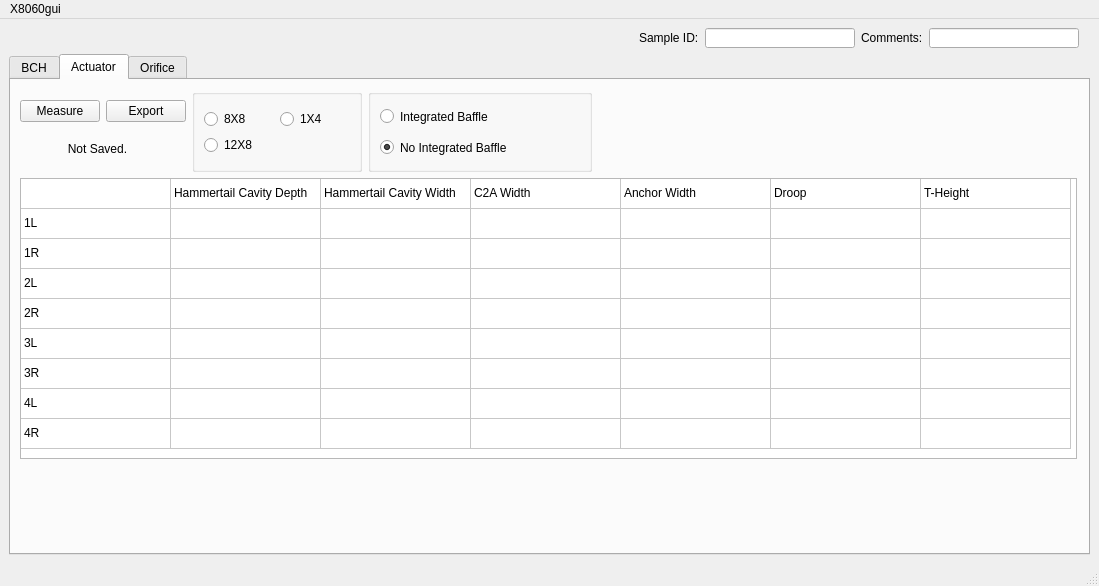
This is X8060gui.ui in Nicolas-fssw/X8060_gui as Qt 5 draws it before an edit. The edited form follows.
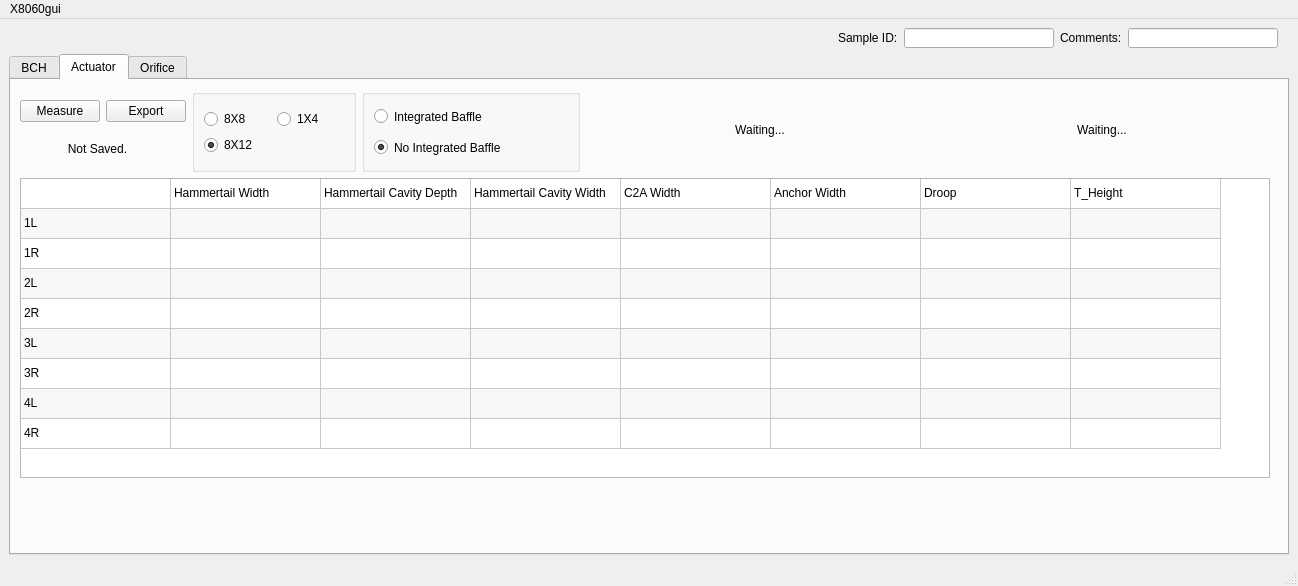
This is the edited form. The open tabs and pages were chosen to show the change. Custom widgets are drawn as their Qt base class.

The edit to the form file:
```diff
--- a/X8060gui.ui
+++ b/X8060gui.ui
@@ -6,7 +6,7 @@
    <rect>
     <x>0</x>
     <y>0</y>
-    <width>1099</width>
+    <width>1298</width>
     <height>586</height>
    </rect>
   </property>
@@ -1153,19 +1153,6 @@
         <string>Actuator</string>
        </attribute>
        <layout class="QGridLayout" name="gridLayout_6">
-        <item row="0" column="3">
-         <spacer name="horizontalSpacer_6">
-          <property name="orientation">
-           <enum>Qt::Horizontal</enum>
-          </property>
-          <property name="sizeHint" stdset="0">
-           <size>
-            <width>40</width>
-            <height>20</height>
-           </size>
-          </property>
-         </spacer>
-        </item>
         <item row="0" column="0">
          <layout class="QGridLayout" name="gridLayout_4">
           <item row="0" column="0">
@@ -1215,82 +1202,6 @@
           </item>
          </layout>
         </item>
-        <item row="0" column="1">
-         <widget class="QGroupBox" name="groupBox_6">
-          <property name="minimumSize">
-           <size>
-            <width>140</width>
-            <height>68</height>
-           </size>
-          </property>
-          <property name="title">
-           <string/>
-          </property>
-          <layout class="QGridLayout" name="gridLayout_20">
-           <item row="0" column="0">
-            <layout class="QGridLayout" name="gridLayout_5">
-             <item row="0" column="0">
-              <widget class="QRadioButton" name="eightbyeight_2">
-               <property name="minimumSize">
-                <size>
-                 <width>70</width>
-                 <height>20</height>
-                </size>
-               </property>
-               <property name="text">
-                <string>8X8</string>
-               </property>
-               <property name="checked">
-                <bool>false</bool>
-               </property>
-               <property name="autoExclusive">
-                <bool>true</bool>
-               </property>
-              </widget>
-             </item>
-             <item row="1" column="0">
-              <widget class="QRadioButton" name="twelvebyeight_2">
-               <property name="minimumSize">
-                <size>
-                 <width>70</width>
-                 <height>20</height>
-                </size>
-               </property>
-               <property name="text">
-                <string>12X8</string>
-               </property>
-               <property name="checked">
-                <bool>false</bool>
-               </property>
-               <property name="autoExclusive">
-                <bool>true</bool>
-               </property>
-              </widget>
-             </item>
-             <item row="0" column="1">
-              <widget class="QRadioButton" name="onebyfour_2">
-               <property name="minimumSize">
-                <size>
-                 <width>70</width>
-                 <height>20</height>
-                </size>
-               </property>
-               <property name="text">
-                <string>1X4</string>
-               </property>
-               <property name="checked">
-                <bool>false</bool>
-               </property>
-               <property name="autoExclusive">
-                <bool>true</bool>
-               </property>
-              </widget>
-             </item>
-            </layout>
-           </item>
-          </layout>
-         </widget>
-        </item>
         <item row="0" column="2">
          <widget class="QGroupBox" name="groupBox_4">
           <property name="minimumSize">
@@ -1345,7 +1256,134 @@
           </layout>
          </widget>
         </item>
-        <item row="2" column="0" colspan="4">
+        <item row="0" column="5">
+         <widget class="QLabel" name="rating_2_2">
+          <property name="sizePolicy">
+           <sizepolicy hsizetype="Fixed" vsizetype="Fixed">
+            <horstretch>0</horstretch>
+            <verstretch>0</verstretch>
+           </sizepolicy>
+          </property>
+          <property name="minimumSize">
+           <size>
+            <width>336</width>
+            <height>68</height>
+           </size>
+          </property>
+          <property name="text">
+           <string>&lt;html&gt;&lt;head/&gt;&lt;body&gt;&lt;p align=&quot;center&quot;&gt;Waiting...&lt;/p&gt;&lt;/body&gt;&lt;/html&gt;</string>
+          </property>
+         </widget>
+        </item>
+        <item row="2" column="0">
+         <spacer name="verticalSpacer_2">
+          <property name="orientation">
+           <enum>Qt::Vertical</enum>
+          </property>
+          <property name="sizeHint" stdset="0">
+           <size>
+            <width>20</width>
+            <height>40</height>
+           </size>
+          </property>
+         </spacer>
+        </item>
+        <item row="0" column="4">
+         <widget class="QLabel" name="rating_1_2">
+          <property name="sizePolicy">
+           <sizepolicy hsizetype="Fixed" vsizetype="Fixed">
+            <horstretch>0</horstretch>
+            <verstretch>0</verstretch>
+           </sizepolicy>
+          </property>
+          <property name="minimumSize">
+           <size>
+            <width>336</width>
+            <height>68</height>
+           </size>
+          </property>
+          <property name="text">
+           <string>&lt;html&gt;&lt;head/&gt;&lt;body&gt;&lt;p align=&quot;center&quot;&gt;Waiting...&lt;/p&gt;&lt;/body&gt;&lt;/html&gt;</string>
+          </property>
+         </widget>
+        </item>
+        <item row="0" column="1">
+         <widget class="QGroupBox" name="groupBox_6">
+          <property name="minimumSize">
+           <size>
+            <width>140</width>
+            <height>68</height>
+           </size>
+          </property>
+          <property name="title">
+           <string/>
+          </property>
+          <layout class="QGridLayout" name="gridLayout_20">
+           <item row="0" column="0">
+            <layout class="QGridLayout" name="gridLayout_5">
+             <item row="0" column="0">
+              <widget class="QRadioButton" name="eightbyeight_2">
+               <property name="minimumSize">
+                <size>
+                 <width>70</width>
+                 <height>20</height>
+                </size>
+               </property>
+               <property name="text">
+                <string>8X8</string>
+               </property>
+               <property name="checked">
+                <bool>false</bool>
+               </property>
+               <property name="autoExclusive">
+                <bool>true</bool>
+               </property>
+              </widget>
+             </item>
+             <item row="1" column="0">
+              <widget class="QRadioButton" name="eightbytwelve_2">
+               <property name="minimumSize">
+                <size>
+                 <width>70</width>
+                 <height>20</height>
+                </size>
+               </property>
+               <property name="text">
+                <string>8X12</string>
+               </property>
+               <property name="checked">
+                <bool>true</bool>
+               </property>
+               <property name="autoExclusive">
+                <bool>true</bool>
+               </property>
+              </widget>
+             </item>
+             <item row="0" column="1">
+              <widget class="QRadioButton" name="onebyfour_2">
+               <property name="minimumSize">
+                <size>
+                 <width>70</width>
+                 <height>20</height>
+                </size>
+               </property>
+               <property name="text">
+                <string>1X4</string>
+               </property>
+               <property name="checked">
+                <bool>false</bool>
+               </property>
+               <property name="autoExclusive">
+                <bool>true</bool>
+               </property>
+              </widget>
+             </item>
+            </layout>
+           </item>
+          </layout>
+         </widget>
+        </item>
+        <item row="1" column="0" colspan="6">
          <widget class="QTableWidget" name="tableWidget_2">
           <property name="sizePolicy">
            <sizepolicy hsizetype="Fixed" vsizetype="Fixed">
@@ -1355,18 +1393,30 @@
           </property>
           <property name="minimumSize">
            <size>
-            <width>1057</width>
-            <height>281</height>
+            <width>1250</width>
+            <height>300</height>
            </size>
           </property>
+          <property name="alternatingRowColors">
+           <bool>true</bool>
+          </property>
+          <property name="showGrid">
+           <bool>true</bool>
+          </property>
+          <property name="gridStyle">
+           <enum>Qt::SolidLine</enum>
+          </property>
+          <property name="rowCount">
+           <number>9</number>
+          </property>
           <property name="columnCount">
-           <number>7</number>
+           <number>8</number>
           </property>
           <attribute name="horizontalHeaderVisible">
            <bool>false</bool>
           </attribute>
           <attribute name="horizontalHeaderMinimumSectionSize">
-           <number>80</number>
+           <number>50</number>
           </attribute>
           <attribute name="horizontalHeaderDefaultSectionSize">
            <number>150</number>
@@ -1376,123 +1426,165 @@
           </attribute>
           <row>
            <property name="text">
-            <string>New Row</string>
+            <string>Dimmension</string>
            </property>
           </row>
           <row>
            <property name="text">
-            <string>New Row</string>
+            <string>1L</string>
            </property>
           </row>
           <row>
            <property name="text">
-            <string>New Row</string>
+            <string>1R</string>
            </property>
           </row>
           <row>
            <property name="text">
-            <string>New Row</string>
+            <string>2L</string>
            </property>
           </row>
           <row>
            <property name="text">
-            <string>New Row</string>
+            <string>2R</string>
            </property>
           </row>
           <row>
            <property name="text">
-            <string>New Row</string>
+            <string>3L</string>
            </property>
           </row>
           <row>
            <property name="text">
-            <string>New Row</string>
+            <string>3R</string>
            </property>
           </row>
           <row>
            <property name="text">
-            <string>New Row</string>
+            <string>4L</string>
            </property>
           </row>
           <row>
            <property name="text">
-            <string>New Row</string>
+            <string>4R</string>
            </property>
           </row>
           <column>
            <property name="text">
-            <string>New Column</string>
+            <string>Side</string>
            </property>
           </column>
           <column>
            <property name="text">
-            <string>New Column</string>
+            <string>Hammertail Width</string>
            </property>
           </column>
           <column>
-           <property name="text">
-            <string>New Column</string>
-           </property>
-          </column>
-          <column>
-           <property name="text">
-            <string>New Column</string>
-           </property>
-          </column>
-          <column/>
-          <column/>
-          <column/>
-          <item row="0" column="0">
-           <property name="text">
-            <string/>
-           </property>
-          </item>
-          <item row="0" column="1">
            <property name="text">
             <string>Hammertail Cavity Depth</string>
            </property>
-          </item>
-          <item row="0" column="2">
+          </column>
+          <column>
            <property name="text">
             <string>Hammertail Cavity Width</string>
            </property>
-          </item>
-          <item row="0" column="3">
+          </column>
+          <column>
            <property name="text">
             <string>C2A Width</string>
            </property>
-          </item>
-          <item row="0" column="4">
+          </column>
+          <column>
            <property name="text">
             <string>Anchor Width</string>
            </property>
-          </item>
-          <item row="0" column="5">
+          </column>
+          <column>
            <property name="text">
             <string>Droop</string>
            </property>
-          </item>
-          <item row="0" column="6">
+          </column>
+          <column>
            <property name="text">
             <string>T-Height</string>
            </property>
+          </column>
+          <item row="0" column="1">
+           <property name="text">
+            <string>Hammertail Width</string>
+           </property>
+          </item>
+          <item row="0" column="2">
+           <property name="text">
+            <string>Hammertail Cavity Depth</string>
+           </property>
+          </item>
+          <item row="0" column="3">
+           <property name="text">
+            <string>Hammertail Cavity Width</string>
+           </property>
+          </item>
+          <item row="0" column="4">
+           <property name="text">
+            <string>C2A Width</string>
+           </property>
+          </item>
+          <item row="0" column="5">
+           <property name="text">
+            <string>Anchor Width</string>
+           </property>
+          </item>
+          <item row="0" column="6">
+           <property name="text">
+            <string>Droop</string>
+           </property>
+          </item>
+          <item row="0" column="7">
+           <property name="text">
+            <string>T_Height</string>
+           </property>
           </item>
           <item row="1" column="0">
            <property name="text">
             <string>1L</string>
            </property>
           </item>
+          <item row="1" column="1">
+           <property name="text">
+            <string/>
+           </property>
+          </item>
+          <item row="1" column="2">
+           <property name="text">
+            <string/>
+           </property>
+          </item>
+          <item row="1" column="3">
+           <property name="text">
+            <string/>
+           </property>
+          </item>
+          <item row="1" column="4">
+           <property name="text">
+            <string/>
+           </property>
+          </item>
           <item row="2" column="0">
            <property name="text">
             <string>1R</string>
            </property>
           </item>
+          <item row="2" column="2">
+           <property name="text">
+            <string/>
+           </property>
+          </item>
           <item row="3" column="0">
            <property name="text">
             <string>2L</string>
            </property>
           </item>
-          <item row="3" column="1">
+          <item row="3" column="2">
            <property name="text">
             <string/>
            </property>
@@ -1502,37 +1594,67 @@
             <string>2R</string>
            </property>
           </item>
+          <item row="4" column="2">
+           <property name="text">
+            <string/>
+           </property>
+          </item>
+          <item row="4" column="3">
+           <property name="text">
+            <string/>
+           </property>
+          </item>
           <item row="5" column="0">
            <property name="text">
             <string>3L</string>
            </property>
           </item>
+          <item row="5" column="2">
+           <property name="text">
+            <string/>
+           </property>
+          </item>
           <item row="6" column="0">
            <property name="text">
             <string>3R</string>
            </property>
           </item>
+          <item row="6" column="2">
+           <property name="text">
+            <string/>
+           </property>
+          </item>
           <item row="7" column="0">
            <property name="text">
             <string>4L</string>
            </property>
           </item>
+          <item row="7" column="2">
+           <property name="text">
+            <string/>
+           </property>
+          </item>
           <item row="8" column="0">
            <property name="text">
             <string>4R</string>
            </property>
           </item>
+          <item row="8" column="2">
+           <property name="text">
+            <string/>
+           </property>
+          </item>
          </widget>
         </item>
-        <item row="3" column="0">
-         <spacer name="verticalSpacer_2">
+        <item row="0" column="6">
+         <spacer name="horizontalSpacer_6">
           <property name="orientation">
-           <enum>Qt::Vertical</enum>
+           <enum>Qt::Horizontal</enum>
           </property>
           <property name="sizeHint" stdset="0">
            <size>
-            <width>20</width>
-            <height>40</height>
+            <width>40</width>
+            <height>20</height>
            </size>
           </property>
          </spacer>
@@ -1878,7 +2000,7 @@
     <rect>
      <x>0</x>
      <y>0</y>
-     <width>1099</width>
+     <width>1298</width>
      <height>21</height>
     </rect>
    </property>
```
Left out of the diff: 4 changed lines with no effect on the pictures.
